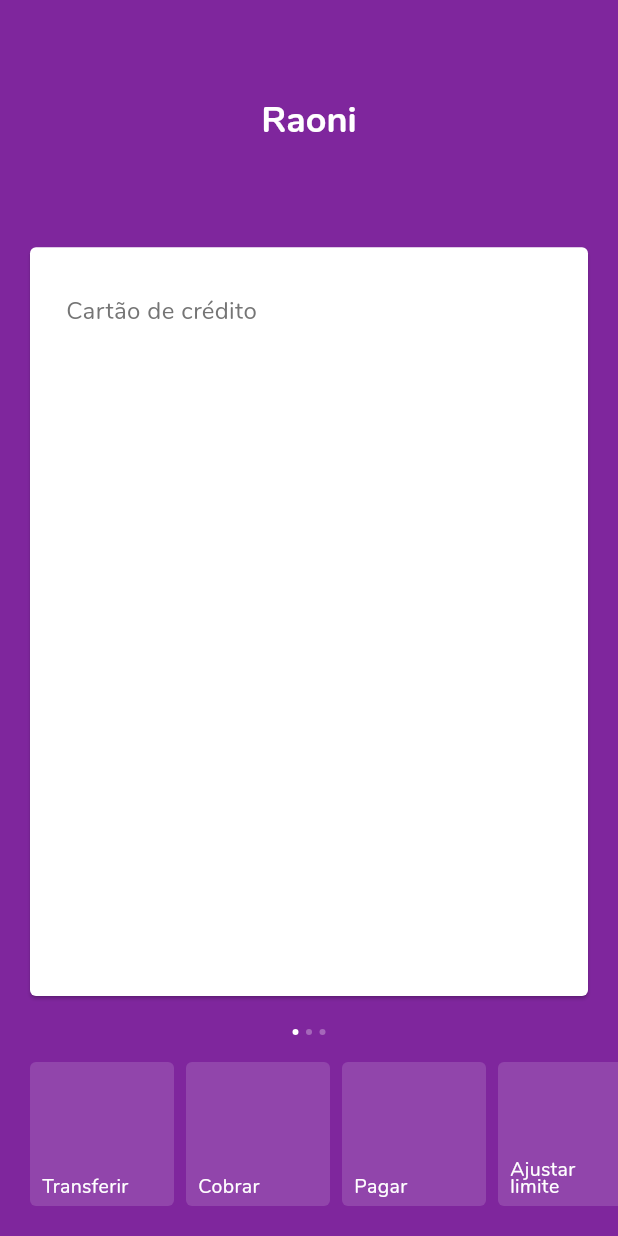
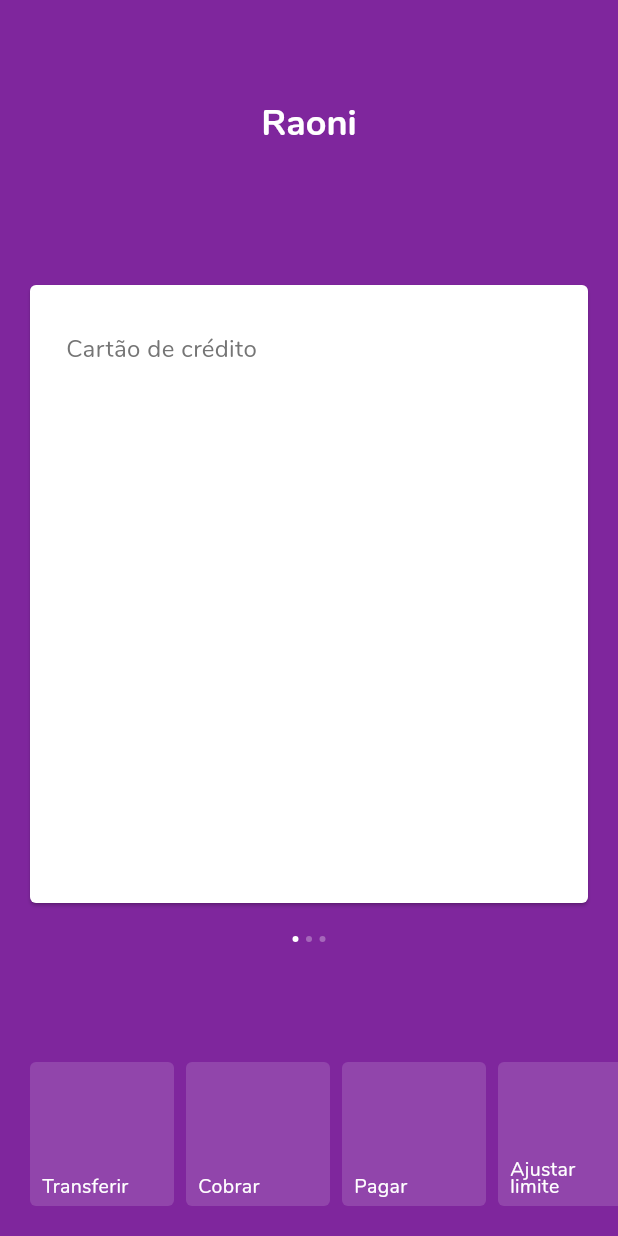
Before and after one commit to raonidemarchi/nubank-clone-flutter, a Flutter app: the screen it shows after launch, on a phone screen of 412 x 824 dp. Run offline on Flutter 3.47's test engine with Material 2 defaults, Android fonts, the phone set to English and light mode, and no system bars; drawn by our look-alikes of carousel_slider.

Commit message:
Ajust home layout

```diff
--- a/lib/screens/home/components/carousel/carousel.dart
+++ b/lib/screens/home/components/carousel/carousel.dart
@@ -21,7 +21,9 @@ class _Carousel extends State<Carousel> {
     return Column(
       mainAxisAlignment: MainAxisAlignment.center,
       children: [
-        CarouselSlider(
+        ConstrainedBox(
+          constraints: BoxConstraints(maxHeight: 420),
+          child: CarouselSlider(
             height: (MediaQuery.of(context).size.height - 190) * .8,
             viewportFraction: 1.0,
             enableInfiniteScroll: false,
@@ -32,6 +34,7 @@ class _Carousel extends State<Carousel> {
             },
             items: _carouselItems,
           ),
+        ),
 
         CarouselDots(
           carouselItemsLengthList: _carouselItemsLengthList,
--- a/lib/screens/home/home.dart
+++ b/lib/screens/home/home.dart
@@ -6,33 +6,30 @@ class Home extends StatelessWidget {
   @override
   Widget build(BuildContext context) {
 
-
     return Scaffold(
       body: SafeArea(
-        child: Column(
-          mainAxisAlignment: MainAxisAlignment.end,
+        child: Stack(
           children: [
-            Expanded(
-              child: Center(
-                child: Text(
-                  'Raoni',
-                  style: Theme.of(context).textTheme.display4,
-                ),
+            Container(
+              height: (MediaQuery.of(context).size.height) * .2,
+              alignment: Alignment.center,
+              child: Text(
+                'Raoni',
+                style: Theme.of(context).textTheme.display4,
               ),
             ),
 
-            ConstrainedBox(
-              constraints: BoxConstraints(
-                minHeight: 200,
-              ),
+            Container(
               child: Transform.translate(
                 offset: Offset(0, 0),
                 child: Carousel(),
               ),
             ),
 
-            Container(
-              padding: EdgeInsets.only(bottom: 16, top: 4),
+            Positioned(
+              left: 0,
+              right: 0,
+              bottom: 16,
               child: HorizontalMenu(),
             ),
           ],
```
Lines whose indentation alone changed are shown as unchanged.
